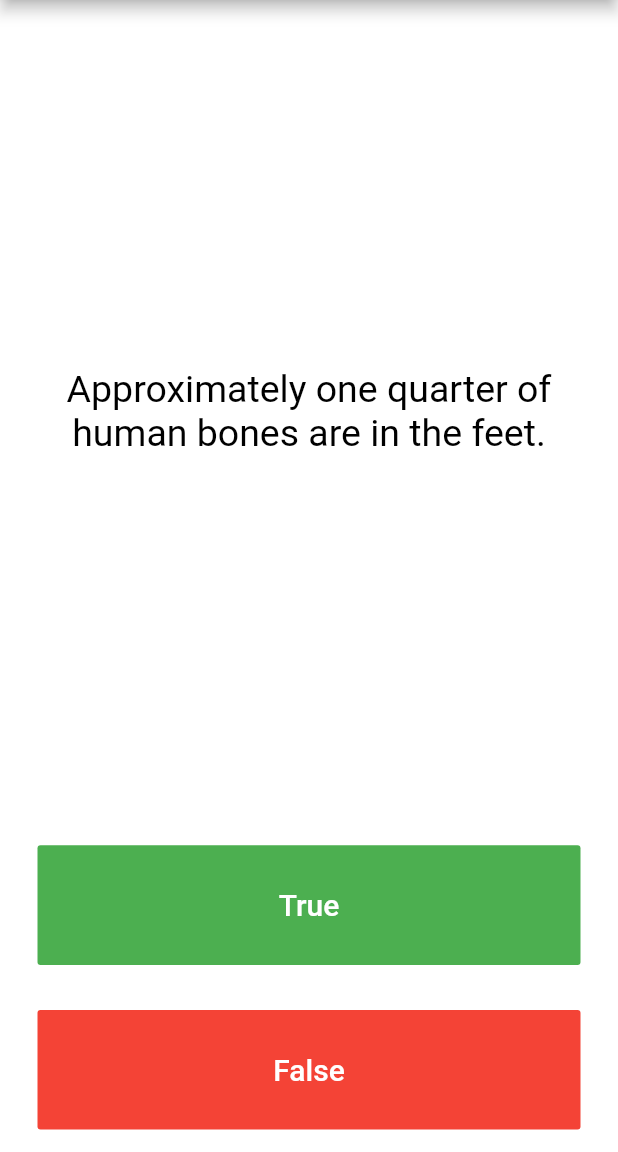
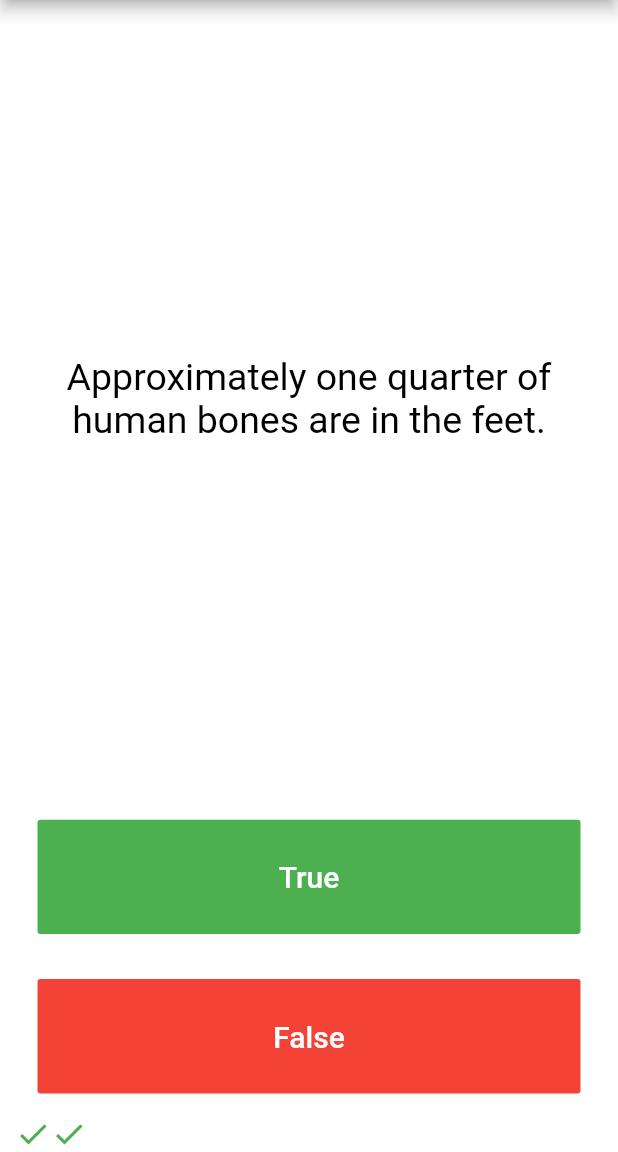
Before and after one commit to izart1994/flutter_course_angela, a Flutter app: the Quiz screen opened by its route, after a tap on "True", after a tap on "False", on a phone screen of 412 x 824 dp, the part 84-1236 px from its top. Run offline on Flutter 3.47's test engine with Material 2 defaults, Android fonts, the light colour scheme and no system bars; our stand-ins replace audioplayers, rflutter_alert.

Commit message:
first commit

```diff
--- a/lib/data/quiz_master.dart
+++ b/lib/data/quiz_master.dart
@@ -1,10 +1,13 @@
 import '../models/questions.dart';
 
 class QuizMaster {
-  List<Questions> quizMaster = [
+  int _number = 0;
+
+  List<Questions> _quizMaster = [
     Questions('Some cats are actually allergic to humans', true),
     Questions('You can lead a cow down stairs but not up stairs.', false),
-    Questions('Approximately one quarter of human bones are in the feet.', true),
+    Questions(
+        'Approximately one quarter of human bones are in the feet.', true),
     Questions('A slug\'s blood is green.', true),
     Questions('Buzz Aldrin\'s mother\'s maiden name was \"Moon\".', true),
     Questions('It is illegal to pee in the Ocean in Portugal.', true),
@@ -28,4 +31,31 @@ class QuizMaster {
         'In West Virginia, USA, if you accidentally hit an animal with your car, you are free to take it home to eat.',
         true),
   ];
+
+  void nextQuestion() {
+    if (_number < _quizMaster.length - 1) {
+      _number++;
+    }
+  }
+
+  String getQuestionText() {
+    return _quizMaster[_number].questionText;
+  }
+
+  bool getQuestionAnswer() {
+    return _quizMaster[_number].questionAnswer;
+  }
+
+  bool isFinished() {
+    if (_number >= _quizMaster.length - 1) {
+      print('Now returning true');
+      return true;
+    } else {
+      return false;
+    }
+  }
+
+  void reset() {
+    _number = 0;
+  }
 }
--- a/lib/models/questions.dart
+++ b/lib/models/questions.dart
@@ -2,8 +2,8 @@ class Questions {
   String questionText;
   bool questionAnswer;
 
-  Questions(String a, bool b) {
-    questionText = a;
-    questionAnswer = b;
-  }
+  Questions(
+    this.questionText,
+    this.questionAnswer,
+  );
 }
--- a/lib/screens-child/quiz_page.dart
+++ b/lib/screens-child/quiz_page.dart
@@ -1,4 +1,5 @@
 import 'package:flutter/material.dart';
+import 'package:rflutter_alert/rflutter_alert.dart';
 
 import '../data/quiz_master.dart';
 
@@ -8,9 +9,44 @@ class QuizPage extends StatefulWidget {
 }
 
 class _QuizPageState extends State<QuizPage> {
-  int number = 0;
+  List<Icon> scoreKeeper = [];
+  QuizMaster quiz = QuizMaster();
 
-  QuizMaster quiz = QuizMaster();
+  void _getAnswer(bool answerGiven) {
+    bool quizAnswer = quiz.getQuestionAnswer();
+
+    setState(() {
+      if (quiz.isFinished() == true) {
+        Alert(
+          context: context,
+          title: 'Finished!',
+          desc: 'You\'ve reached the end of the quiz.',
+        ).show();
+
+        quiz.reset();
+
+        scoreKeeper = [];
+      } else {
+        if (quizAnswer == answerGiven) {
+          scoreKeeper.add(
+            Icon(
+              Icons.check,
+              color: Colors.green,
+            ),
+          );
+        } else {
+          scoreKeeper.add(
+            Icon(
+              Icons.close,
+              color: Colors.red,
+            ),
+          );
+        }
+      }
+
+      quiz.nextQuestion();
+    });
+  }
 
   @override
   Widget build(BuildContext context) {
@@ -24,7 +60,7 @@ class _QuizPageState extends State<QuizPage> {
             padding: EdgeInsets.all(10.0),
             child: Center(
               child: Text(
-                quiz.quizMaster[number].questionText,
+                quiz.getQuestionText(),
                 textAlign: TextAlign.center,
                 style: TextStyle(
                   fontSize: 25.0,
@@ -48,17 +84,7 @@ class _QuizPageState extends State<QuizPage> {
                 ),
               ),
               onPressed: () {
-                bool quizAnswer = quiz.quizMaster[number].questionAnswer;
-
-                if (quizAnswer == true) {
-                  print('true');
-                } else {
-                  print('false');
-                }
-
-                setState(() {
-                  number++;
-                });
+                _getAnswer(true);
               },
             ),
           ),
@@ -76,22 +102,14 @@ class _QuizPageState extends State<QuizPage> {
                 ),
               ),
               onPressed: () {
-                bool quizAnswer = quiz.quizMaster[number].questionAnswer;
-
-                if (quizAnswer == false) {
-                  print('true');
-                } else {
-                  print('false');
-                }
-
-                setState(() {
-                  number++;
-                });
+                _getAnswer(false);
               },
             ),
           ),
         ),
-        //TODO: Add a Row here as your score keeper
+        Row(
+          children: scoreKeeper,
+        )
       ],
     );
   }
--- a/pubspec.yaml
+++ b/pubspec.yaml
@@ -11,6 +11,7 @@ dependencies:
     sdk: flutter
   cupertino_icons: ^0.1.3
   audioplayers: ^0.15.0
+  rflutter_alert: ^1.0.3
 
 dev_dependencies:
   flutter_test:
```
Also changed, not shown: pubspec.lock.
